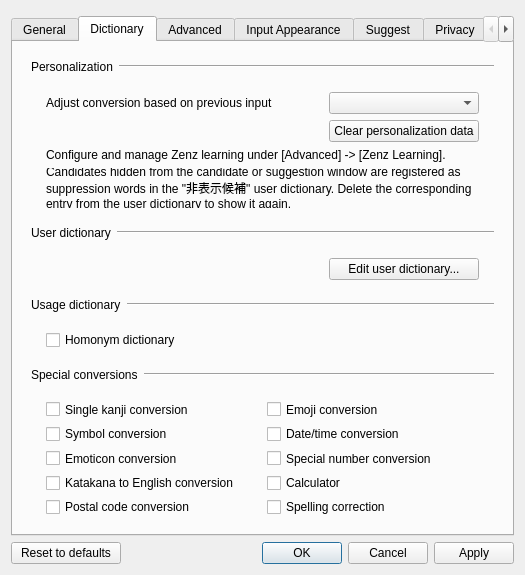
Old version of the form src/gui/config_dialog/config_dialog.ui in the repository koyasi777/mozkey.
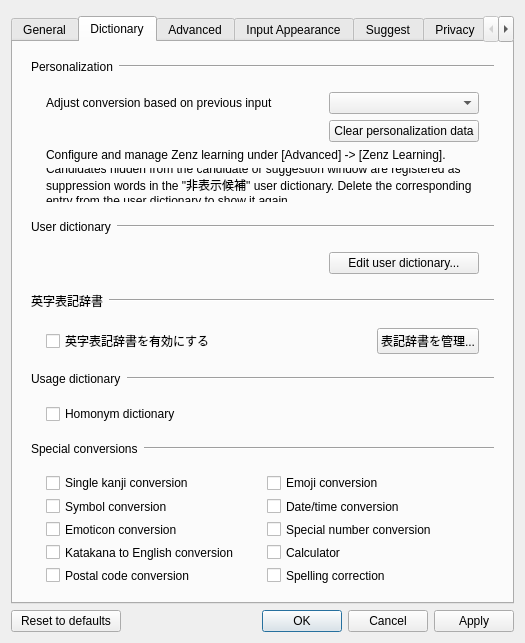
New version of the form. The open tabs and pages were chosen to show the change. Custom widgets are drawn as their Qt base class.

Commit message:
feat(mozkey): add configurable English spelling dictionary
Enable default-on migration for unset feature flags while preserving explicit OFF, and move built-in presets to a dedicated catalog.

```diff
--- a/src/gui/config_dialog/config_dialog.ui
+++ b/src/gui/config_dialog/config_dialog.ui
@@ -604,6 +604,67 @@
            </layout>
           </widget>
          </item>
+         <item>
+          <widget class="QFrame" name="englishExceptionsHeader">
+           <property name="frameShape">
+            <enum>QFrame::Shape::NoFrame</enum>
+           </property>
+           <layout class="QHBoxLayout" name="englishExceptionsHeaderLayout">
+            <property name="leftMargin"><number>9</number></property>
+            <property name="topMargin"><number>9</number></property>
+            <property name="rightMargin"><number>9</number></property>
+            <property name="bottomMargin"><number>9</number></property>
+            <property name="spacing"><number>6</number></property>
+            <item>
+             <widget class="QLabel" name="englishExceptionsHeaderLabel">
+              <property name="text"><string>英字表記辞書</string></property>
+             </widget>
+            </item>
+            <item>
+             <widget class="Line" name="englishExceptionsHeaderLine">
+              <property name="sizePolicy">
+               <sizepolicy hsizetype="MinimumExpanding" vsizetype="Fixed">
+                <horstretch>0</horstretch>
+                <verstretch>0</verstretch>
+               </sizepolicy>
+              </property>
+              <property name="orientation"><enum>Qt::Orientation::Horizontal</enum></property>
+             </widget>
+            </item>
+           </layout>
+          </widget>
+         </item>
+         <item>
+          <widget class="QFrame" name="englishExceptionsGroup">
+           <property name="frameShape"><enum>QFrame::Shape::NoFrame</enum></property>
+           <layout class="QHBoxLayout" name="englishExceptionsControlsLayout">
+            <property name="leftMargin"><number>24</number></property>
+            <property name="topMargin"><number>9</number></property>
+            <property name="rightMargin"><number>24</number></property>
+            <property name="bottomMargin"><number>9</number></property>
+            <property name="spacing"><number>8</number></property>
+            <item>
+             <widget class="QCheckBox" name="enableEnglishExceptionsCheckBox">
+              <property name="text"><string>英字表記辞書を有効にする</string></property>
+              <property name="toolTip"><string>登録した入力列に対する表記の優先を有効にします。</string></property>
+             </widget>
+            </item>
+            <item>
+             <spacer name="englishExceptionsControlsSpacer">
+              <property name="orientation"><enum>Qt::Orientation::Horizontal</enum></property>
+              <property name="sizeHint" stdset="0">
+               <size><width>10</width><height>20</height></size>
+              </property>
+             </spacer>
+            </item>
+            <item>
+             <widget class="QPushButton" name="editEnglishExceptionsButton">
+              <property name="text"><string>表記辞書を管理...</string></property>
+             </widget>
+            </item>
+           </layout>
+          </widget>
+         </item>
          <item>
           <widget class="QFrame" name="usageDictionaryHeader">
            <property name="frameShape">
```
The commit also changes 31 other files.
